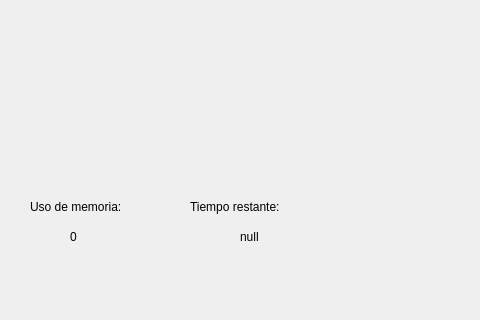
Old version of the form Cliente_Memoria/mainwindow.ui in the repository dylangf16/Proyecto-01-CE-2103; both pictures show x 0 to 480 and y 472 to 792 of the 941 by 792 pixel window.
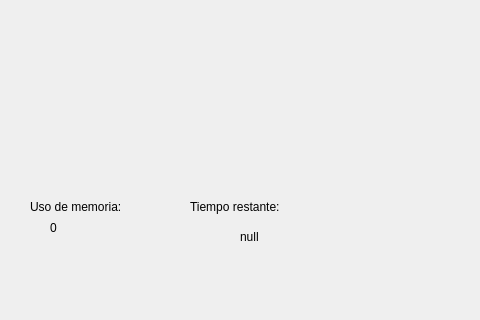
New version of the form. Icons and pictures are not drawn.

What changed in the file:
```diff
--- a/Cliente_Memoria/mainwindow.ui
+++ b/Cliente_Memoria/mainwindow.ui
@@ -56,10 +56,10 @@
    <widget class="QLabel" name="label_4">
     <property name="geometry">
      <rect>
-      <x>70</x>
-      <y>700</y>
-      <width>21</width>
-      <height>17</height>
+      <x>50</x>
+      <y>690</y>
+      <width>111</width>
+      <height>20</height>
      </rect>
     </property>
     <property name="text">
```
Left out of the diff: 2 changed lines with no effect on the pictures.
